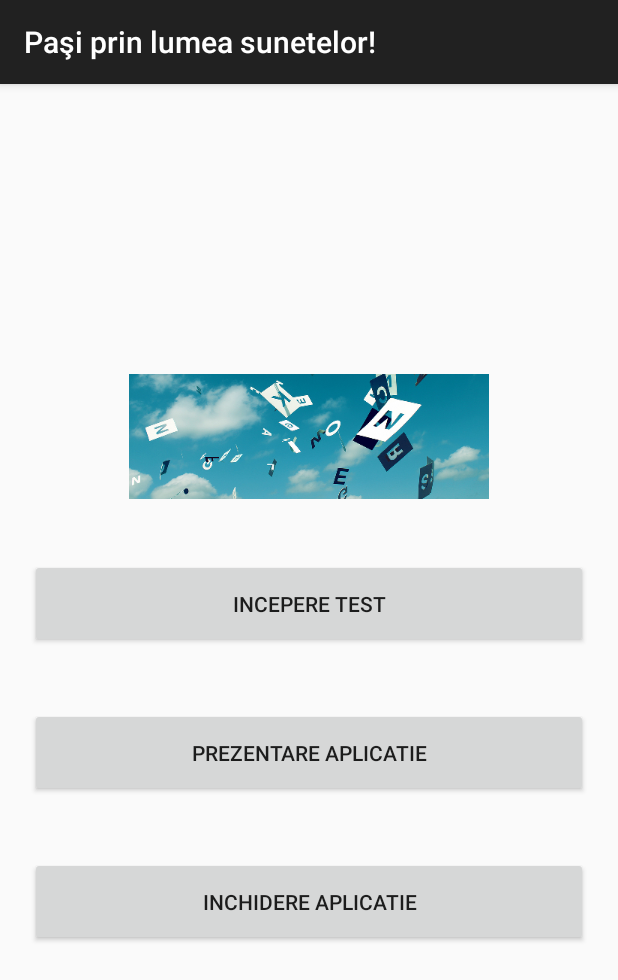
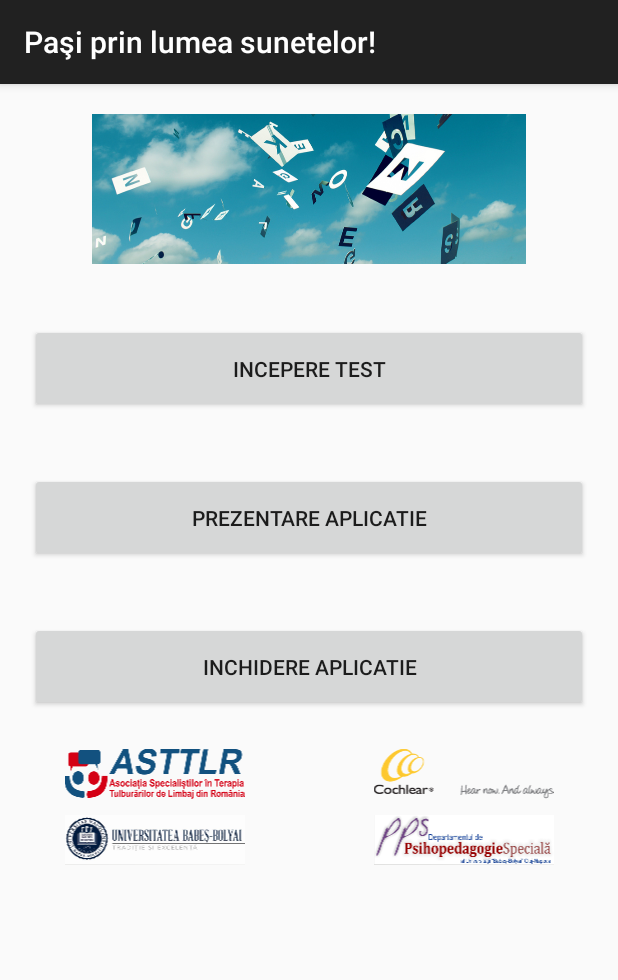
Before and after one commit to robapaul88/logoped, an Android app: the screen it shows after launch (InitialActivity), on a phone screen of 412 x 824 dp. Shown: the top 980 px of the screen. Run offline under Robolectric (Android 15) with nearby library versions, the phone set to English and light mode, and no system bars; libraries missing offline, so code that uses them is left out: de.greenrobot.dao; 2 statements that could not run were skipped.

Commit message:
Adaugat sigle

```diff
--- a/app/src/main/res/layout/initial_layout.xml
+++ b/app/src/main/res/layout/initial_layout.xml
@@ -1,8 +1,14 @@
 <?xml version="1.0" encoding="utf-8"?>
-<LinearLayout xmlns:android="http://schemas.android.com/apk/res/android"
+
+<ScrollView xmlns:android="http://schemas.android.com/apk/res/android"
+    android:id="@+id/login_form"
     android:layout_width="match_parent"
     android:layout_height="match_parent"
-    android:gravity="center"
+    android:fillViewport="true">
+
+    <LinearLayout
+        android:layout_width="match_parent"
+        android:layout_height="wrap_content"
         android:orientation="vertical">
 
         <ImageView
@@ -35,4 +41,48 @@
             android:layout_margin="20dp"
             android:padding="20dp"
             android:text="@string/lbl_close_app" />
+
+        <LinearLayout
+            android:layout_width="match_parent"
+            android:layout_height="wrap_content"
+            android:gravity="center_vertical"
+            android:orientation="horizontal">
+
+            <ImageView
+                android:layout_width="0dp"
+                android:layout_height="wrap_content"
+                android:layout_weight="0.5"
+                android:src="@drawable/logo_asttlr"
+                android:layout_margin="5dp" />
+
+            <ImageView
+                android:layout_width="0dp"
+                android:layout_height="wrap_content"
+                android:layout_weight="0.5"
+                android:src="@drawable/logo_cochlear"
+                android:layout_margin="5dp" />
         </LinearLayout>
+
+        <LinearLayout
+            android:layout_width="match_parent"
+            android:layout_height="wrap_content"
+            android:gravity="center_vertical"
+            android:layout_marginBottom="20dp"
+            android:orientation="horizontal">
+
+            <ImageView
+                android:layout_width="0dp"
+                android:layout_height="wrap_content"
+                android:layout_weight="0.5"
+                android:src="@drawable/logo_ubb"
+                android:layout_margin="5dp" />
+
+            <ImageView
+                android:layout_width="0dp"
+                android:layout_height="wrap_content"
+                android:layout_weight="0.5"
+                android:src="@drawable/logo_pps"
+                android:layout_margin="5dp" />
+        </LinearLayout>
+    </LinearLayout>
+</ScrollView>
```
Also changed, not shown: app/src/main/res/drawable-xxhdpi/logo_asttlr.png (added), app/src/main/res/drawable-xxhdpi/logo_cochlear.png (added), app/src/main/res/drawable-xxhdpi/logo_logopedie.png (added), app/src/main/res/drawable-xxhdpi/logo_pps.png (added), app/src/main/res/drawable-xxhdpi/logo_ubb.png (added), app/src/main/res/drawable-xxxhdpi/logo_logopedie.png (deleted), 1 other file. Lines whose indentation alone changed are shown as unchanged.
